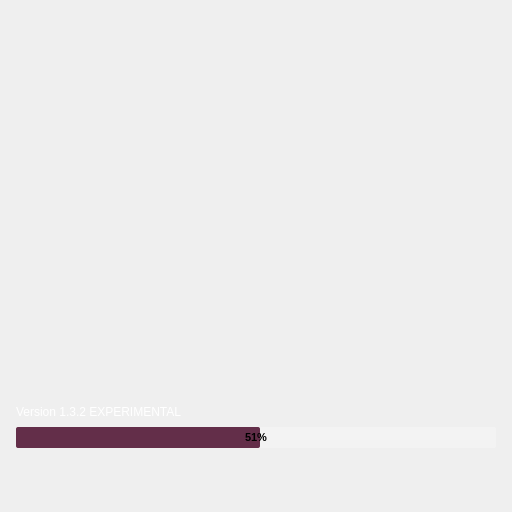
First picture: the form in src/fakeloader.ui, repository b1ek/CuteSchedule, before the edit.
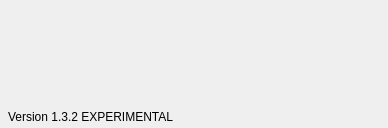
Second picture: the form after the edit. Icons and pictures are not drawn.

```diff
--- a/src/fakeloader.ui
+++ b/src/fakeloader.ui
@@ -6,20 +6,20 @@
    <rect>
     <x>0</x>
     <y>0</y>
-    <width>512</width>
-    <height>512</height>
+    <width>388</width>
+    <height>128</height>
    </rect>
   </property>
   <property name="minimumSize">
    <size>
-    <width>512</width>
-    <height>512</height>
+    <width>388</width>
+    <height>128</height>
    </size>
   </property>
   <property name="maximumSize">
    <size>
-    <width>512</width>
-    <height>5125</height>
+    <width>388</width>
+    <height>128</height>
    </size>
   </property>
   <property name="windowTitle">
@@ -38,24 +38,23 @@
 #centralwidget {
 		background-color: rgba(255, 255, 255, 0);
 		background-image: url(&quot;:/load/splscr&quot;);
-		border-radius: 16px;
-		border: 3px outline black;
+		border-radius: 8px;
 }
 QLabel {
-		color: white;
+		color: black;
 }</string>
   </property>
   <widget class="QWidget" name="centralwidget">
    <property name="minimumSize">
     <size>
-     <width>512</width>
-     <height>512</height>
+     <width>388</width>
+     <height>128</height>
     </size>
    </property>
    <property name="maximumSize">
     <size>
-     <width>512</width>
-     <height>512</height>
+     <width>388</width>
+     <height>128</height>
     </size>
    </property>
    <layout class="QVBoxLayout" name="verticalLayout">
@@ -63,16 +62,16 @@
      <number>8</number>
     </property>
     <property name="leftMargin">
-     <number>16</number>
+     <number>8</number>
     </property>
     <property name="topMargin">
      <number>0</number>
     </property>
     <property name="rightMargin">
-     <number>16</number>
+     <number>0</number>
     </property>
     <property name="bottomMargin">
-     <number>64</number>
+     <number>4</number>
     </property>
     <item>
      <spacer name="verticalSpacer">
@@ -100,37 +99,6 @@
       </property>
      </widget>
     </item>
-    <item>
-     <widget class="QProgressBar" name="progressBar">
-      <property name="maximumSize">
-       <size>
-        <width>16777215</width>
-        <height>16777215</height>
-       </size>
-      </property>
-      <property name="font">
-       <font>
-        <pointsize>8</pointsize>
-        <bold>true</bold>
-       </font>
-      </property>
-      <property name="styleSheet">
-       <string notr="true"/>
-      </property>
-      <property name="value">
-       <number>51</number>
-      </property>
-      <property name="alignment">
-       <set>Qt::AlignCenter</set>
-      </property>
-      <property name="textVisible">
-       <bool>true</bool>
-      </property>
-      <property name="orientation">
-       <enum>Qt::Horizontal</enum>
-      </property>
-     </widget>
-    </item>
    </layout>
   </widget>
  </widget>
```
